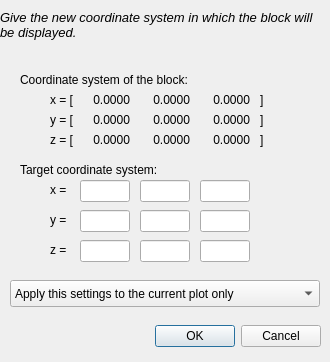
First picture: the form in ui/dtransform.ui, repository dmt4/ddplot, before the edit.
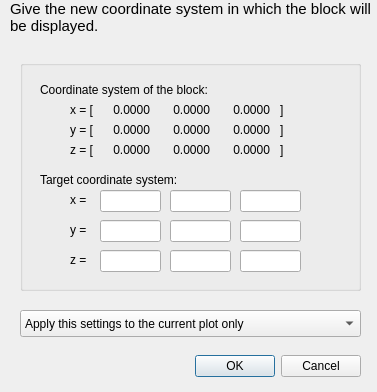
Second picture: the form after the edit.

```diff
--- a/ui/dtransform.ui
+++ b/ui/dtransform.ui
@@ -6,112 +6,19 @@
    <rect>
     <x>0</x>
     <y>0</y>
-    <width>330</width>
-    <height>362</height>
+    <width>377</width>
+    <height>392</height>
    </rect>
   </property>
   <property name="windowTitle">
    <string>Transformation of the block</string>
   </property>
-  <widget class="QLabel" name="TextLabel2_2">
-   <property name="geometry">
-    <rect>
-     <x>50</x>
-     <y>210</y>
-     <width>30</width>
-     <height>20</height>
-    </rect>
-   </property>
-   <property name="text">
-    <string>y =</string>
-   </property>
-   <property name="textFormat">
-    <enum>Qt::AutoText</enum>
-   </property>
-   <property name="wordWrap">
-    <bool>false</bool>
-   </property>
-  </widget>
-  <widget class="QLabel" name="z2">
-   <property name="geometry">
-    <rect>
-     <x>140</x>
-     <y>130</y>
-     <width>50</width>
-     <height>20</height>
-    </rect>
-   </property>
-   <property name="text">
-    <string>0.0000</string>
-   </property>
-   <property name="alignment">
-    <set>Qt::AlignRight|Qt::AlignTrailing|Qt::AlignVCenter</set>
-   </property>
-   <property name="wordWrap">
-    <bool>false</bool>
-   </property>
-  </widget>
-  <widget class="QLabel" name="textLabel4">
-   <property name="geometry">
-    <rect>
-     <x>260</x>
-     <y>90</y>
-     <width>16</width>
-     <height>20</height>
-    </rect>
-   </property>
-   <property name="text">
-    <string>]</string>
-   </property>
-   <property name="wordWrap">
-    <bool>false</bool>
-   </property>
-  </widget>
-  <widget class="QLabel" name="y1">
-   <property name="geometry">
-    <rect>
-     <x>80</x>
-     <y>110</y>
-     <width>50</width>
-     <height>20</height>
-    </rect>
-   </property>
-   <property name="text">
-    <string>0.0000</string>
-   </property>
-   <property name="alignment">
-    <set>Qt::AlignRight|Qt::AlignTrailing|Qt::AlignVCenter</set>
-   </property>
-   <property name="wordWrap">
-    <bool>false</bool>
-   </property>
-  </widget>
-  <widget class="QLineEdit" name="X2">
-   <property name="geometry">
-    <rect>
-     <x>140</x>
-     <y>180</y>
-     <width>50</width>
-     <height>22</height>
-    </rect>
-   </property>
-  </widget>
-  <widget class="QLineEdit" name="Z2">
-   <property name="geometry">
-    <rect>
-     <x>140</x>
-     <y>240</y>
-     <width>50</width>
-     <height>22</height>
-    </rect>
-   </property>
-  </widget>
   <widget class="QComboBox" name="applyHow">
    <property name="geometry">
     <rect>
-     <x>10</x>
-     <y>280</y>
-     <width>310</width>
+     <x>20</x>
+     <y>310</y>
+     <width>341</width>
      <height>27</height>
     </rect>
    </property>
@@ -126,334 +33,13 @@
     </property>
    </item>
   </widget>
-  <widget class="QLabel" name="z3">
-   <property name="geometry">
-    <rect>
-     <x>200</x>
-     <y>130</y>
-     <width>50</width>
-     <height>20</height>
-    </rect>
-   </property>
-   <property name="text">
-    <string>0.0000</string>
-   </property>
-   <property name="alignment">
-    <set>Qt::AlignRight|Qt::AlignTrailing|Qt::AlignVCenter</set>
-   </property>
-   <property name="wordWrap">
-    <bool>false</bool>
-   </property>
-  </widget>
-  <widget class="QLineEdit" name="Z1">
-   <property name="geometry">
-    <rect>
-     <x>80</x>
-     <y>240</y>
-     <width>50</width>
-     <height>22</height>
-    </rect>
-   </property>
-  </widget>
-  <widget class="QLabel" name="z1">
-   <property name="geometry">
-    <rect>
-     <x>80</x>
-     <y>130</y>
-     <width>50</width>
-     <height>20</height>
-    </rect>
-   </property>
-   <property name="text">
-    <string>0.0000</string>
-   </property>
-   <property name="alignment">
-    <set>Qt::AlignRight|Qt::AlignTrailing|Qt::AlignVCenter</set>
-   </property>
-   <property name="wordWrap">
-    <bool>false</bool>
-   </property>
-  </widget>
-  <widget class="QLineEdit" name="X1">
-   <property name="geometry">
-    <rect>
-     <x>80</x>
-     <y>180</y>
-     <width>50</width>
-     <height>22</height>
-    </rect>
-   </property>
-  </widget>
-  <widget class="QLabel" name="y2">
-   <property name="geometry">
-    <rect>
-     <x>140</x>
-     <y>110</y>
-     <width>50</width>
-     <height>20</height>
-    </rect>
-   </property>
-   <property name="text">
-    <string>0.0000</string>
-   </property>
-   <property name="alignment">
-    <set>Qt::AlignRight|Qt::AlignTrailing|Qt::AlignVCenter</set>
-   </property>
-   <property name="wordWrap">
-    <bool>false</bool>
-   </property>
-  </widget>
-  <widget class="QLineEdit" name="Y3">
-   <property name="geometry">
-    <rect>
-     <x>200</x>
-     <y>210</y>
-     <width>50</width>
-     <height>22</height>
-    </rect>
-   </property>
-  </widget>
-  <widget class="QLabel" name="x1">
-   <property name="geometry">
-    <rect>
-     <x>80</x>
-     <y>90</y>
-     <width>50</width>
-     <height>20</height>
-    </rect>
-   </property>
-   <property name="text">
-    <string>0.0000</string>
-   </property>
-   <property name="alignment">
-    <set>Qt::AlignRight|Qt::AlignTrailing|Qt::AlignVCenter</set>
-   </property>
-   <property name="wordWrap">
-    <bool>false</bool>
-   </property>
-  </widget>
-  <widget class="QLabel" name="textLabel4_3">
-   <property name="geometry">
-    <rect>
-     <x>260</x>
-     <y>130</y>
-     <width>16</width>
-     <height>20</height>
-    </rect>
-   </property>
-   <property name="text">
-    <string>]</string>
-   </property>
-   <property name="wordWrap">
-    <bool>false</bool>
-   </property>
-  </widget>
-  <widget class="QLineEdit" name="Y2">
-   <property name="geometry">
-    <rect>
-     <x>140</x>
-     <y>210</y>
-     <width>50</width>
-     <height>22</height>
-    </rect>
-   </property>
-  </widget>
-  <widget class="QLabel" name="TextLabel2_3">
-   <property name="geometry">
-    <rect>
-     <x>50</x>
-     <y>240</y>
-     <width>30</width>
-     <height>20</height>
-    </rect>
-   </property>
-   <property name="text">
-    <string>z =</string>
-   </property>
-   <property name="textFormat">
-    <enum>Qt::AutoText</enum>
-   </property>
-   <property name="wordWrap">
-    <bool>false</bool>
-   </property>
-  </widget>
-  <widget class="QLineEdit" name="Z3">
-   <property name="geometry">
-    <rect>
-     <x>200</x>
-     <y>240</y>
-     <width>50</width>
-     <height>22</height>
-    </rect>
-   </property>
-  </widget>
-  <widget class="QLabel" name="y3">
-   <property name="geometry">
-    <rect>
-     <x>200</x>
-     <y>110</y>
-     <width>50</width>
-     <height>20</height>
-    </rect>
-   </property>
-   <property name="text">
-    <string>0.0000</string>
-   </property>
-   <property name="alignment">
-    <set>Qt::AlignRight|Qt::AlignTrailing|Qt::AlignVCenter</set>
-   </property>
-   <property name="wordWrap">
-    <bool>false</bool>
-   </property>
-  </widget>
-  <widget class="QLineEdit" name="Y1">
-   <property name="geometry">
-    <rect>
-     <x>80</x>
-     <y>210</y>
-     <width>50</width>
-     <height>22</height>
-    </rect>
-   </property>
-  </widget>
-  <widget class="QLabel" name="textLabel2">
-   <property name="geometry">
-    <rect>
-     <x>50</x>
-     <y>90</y>
-     <width>30</width>
-     <height>20</height>
-    </rect>
-   </property>
-   <property name="text">
-    <string>x = [</string>
-   </property>
-   <property name="wordWrap">
-    <bool>false</bool>
-   </property>
-  </widget>
-  <widget class="QLabel" name="textLabel2_3">
-   <property name="geometry">
-    <rect>
-     <x>50</x>
-     <y>130</y>
-     <width>30</width>
-     <height>20</height>
-    </rect>
-   </property>
-   <property name="text">
-    <string>z = [</string>
-   </property>
-   <property name="wordWrap">
-    <bool>false</bool>
-   </property>
-  </widget>
-  <widget class="QLabel" name="TextLabel2">
-   <property name="geometry">
-    <rect>
-     <x>50</x>
-     <y>180</y>
-     <width>30</width>
-     <height>20</height>
-    </rect>
-   </property>
-   <property name="text">
-    <string>x =</string>
-   </property>
-   <property name="textFormat">
-    <enum>Qt::AutoText</enum>
-   </property>
-   <property name="wordWrap">
-    <bool>false</bool>
-   </property>
-  </widget>
-  <widget class="QLabel" name="textLabel2_2">
-   <property name="geometry">
-    <rect>
-     <x>50</x>
-     <y>110</y>
-     <width>30</width>
-     <height>20</height>
-    </rect>
-   </property>
-   <property name="text">
-    <string>y = [</string>
-   </property>
-   <property name="wordWrap">
-    <bool>false</bool>
-   </property>
-  </widget>
-  <widget class="QLabel" name="x2">
-   <property name="geometry">
-    <rect>
-     <x>140</x>
-     <y>90</y>
-     <width>50</width>
-     <height>20</height>
-    </rect>
-   </property>
-   <property name="text">
-    <string>0.0000</string>
-   </property>
-   <property name="alignment">
-    <set>Qt::AlignRight|Qt::AlignTrailing|Qt::AlignVCenter</set>
-   </property>
-   <property name="wordWrap">
-    <bool>false</bool>
-   </property>
-  </widget>
-  <widget class="QLabel" name="x3">
-   <property name="geometry">
-    <rect>
-     <x>200</x>
-     <y>90</y>
-     <width>50</width>
-     <height>20</height>
-    </rect>
-   </property>
-   <property name="text">
-    <string>0.0000</string>
-   </property>
-   <property name="alignment">
-    <set>Qt::AlignRight|Qt::AlignTrailing|Qt::AlignVCenter</set>
-   </property>
-   <property name="wordWrap">
-    <bool>false</bool>
-   </property>
-  </widget>
-  <widget class="QLineEdit" name="X3">
-   <property name="geometry">
-    <rect>
-     <x>200</x>
-     <y>180</y>
-     <width>50</width>
-     <height>22</height>
-    </rect>
-   </property>
-  </widget>
-  <widget class="QLabel" name="textLabel4_2">
-   <property name="geometry">
-    <rect>
-     <x>260</x>
-     <y>110</y>
-     <width>16</width>
-     <height>20</height>
-    </rect>
-   </property>
-   <property name="text">
-    <string>]</string>
-   </property>
-   <property name="wordWrap">
-    <bool>false</bool>
-   </property>
-  </widget>
   <widget class="QLabel" name="TextLabel1">
    <property name="geometry">
     <rect>
-     <x>0</x>
+     <x>10</x>
      <y>0</y>
-     <width>330</width>
-     <height>50</height>
+     <width>361</width>
+     <height>51</height>
     </rect>
    </property>
    <property name="sizePolicy">
@@ -466,14 +52,14 @@
     <string>&lt;!DOCTYPE HTML PUBLIC &quot;-//W3C//DTD HTML 4.0//EN&quot; &quot;http://www.w3.org/TR/REC-html40/strict.dtd&quot;&gt;
 &lt;html&gt;&lt;head&gt;&lt;meta name=&quot;qrichtext&quot; content=&quot;1&quot; /&gt;&lt;style type=&quot;text/css&quot;&gt;
 p, li { white-space: pre-wrap; }
-&lt;/style&gt;&lt;/head&gt;&lt;body style=&quot; font-family:'Sans'; font-size:10pt; font-weight:400; font-style:normal;&quot;&gt;
-&lt;p style=&quot; margin-top:0px; margin-bottom:0px; margin-left:0px; margin-right:0px; -qt-block-indent:0; text-indent:0px;&quot;&gt;&lt;span style=&quot; font-style:italic;&quot;&gt;Give the new coordinate system in which the block will be displayed.&lt;/span&gt;&lt;/p&gt;&lt;/body&gt;&lt;/html&gt;</string>
+&lt;/style&gt;&lt;/head&gt;&lt;body style=&quot; font-family:'Ubuntu'; font-size:11pt; font-weight:400; font-style:normal;&quot;&gt;
+&lt;p align=&quot;justify&quot; style=&quot; margin-top:0px; margin-bottom:0px; margin-left:0px; margin-right:0px; -qt-block-indent:0; text-indent:0px;&quot;&gt;Give the new coordinate system in which the block will be displayed.&lt;/p&gt;&lt;/body&gt;&lt;/html&gt;</string>
    </property>
    <property name="textFormat">
     <enum>Qt::RichText</enum>
    </property>
    <property name="alignment">
-    <set>Qt::AlignLeading|Qt::AlignLeft|Qt::AlignVCenter</set>
+    <set>Qt::AlignLeading|Qt::AlignLeft|Qt::AlignTop</set>
    </property>
    <property name="wordWrap">
     <bool>true</bool>
@@ -482,44 +68,12 @@
     <number>5</number>
    </property>
   </widget>
-  <widget class="QLabel" name="textLabel1">
-   <property name="geometry">
-    <rect>
-     <x>20</x>
-     <y>70</y>
-     <width>210</width>
-     <height>20</height>
-    </rect>
-   </property>
-   <property name="text">
-    <string>Coordinate system of the block:</string>
-   </property>
-   <property name="wordWrap">
-    <bool>false</bool>
-   </property>
-  </widget>
-  <widget class="QLabel" name="textLabel5">
-   <property name="geometry">
-    <rect>
-     <x>20</x>
-     <y>160</y>
-     <width>180</width>
-     <height>20</height>
-    </rect>
-   </property>
-   <property name="text">
-    <string>Target coordinate system:</string>
-   </property>
-   <property name="wordWrap">
-    <bool>false</bool>
-   </property>
-  </widget>
   <widget class="QDialogButtonBox" name="buttonBox">
    <property name="geometry">
     <rect>
-     <x>-20</x>
-     <y>320</y>
-     <width>341</width>
+     <x>180</x>
+     <y>350</y>
+     <width>181</width>
      <height>32</height>
     </rect>
    </property>
@@ -530,6 +84,465 @@
     <set>QDialogButtonBox::Cancel|QDialogButtonBox::Ok</set>
    </property>
   </widget>
+  <widget class="QGroupBox" name="groupBox">
+   <property name="geometry">
+    <rect>
+     <x>20</x>
+     <y>60</y>
+     <width>341</width>
+     <height>231</height>
+    </rect>
+   </property>
+   <property name="title">
+    <string/>
+   </property>
+   <widget class="QLabel" name="textLabel5">
+    <property name="geometry">
+     <rect>
+      <x>20</x>
+      <y>110</y>
+      <width>180</width>
+      <height>20</height>
+     </rect>
+    </property>
+    <property name="text">
+     <string>Target coordinate system:</string>
+    </property>
+    <property name="wordWrap">
+     <bool>false</bool>
+    </property>
+   </widget>
+   <widget class="QLabel" name="z2">
+    <property name="geometry">
+     <rect>
+      <x>140</x>
+      <y>80</y>
+      <width>50</width>
+      <height>20</height>
+     </rect>
+    </property>
+    <property name="text">
+     <string>0.0000</string>
+    </property>
+    <property name="alignment">
+     <set>Qt::AlignRight|Qt::AlignTrailing|Qt::AlignVCenter</set>
+    </property>
+    <property name="wordWrap">
+     <bool>false</bool>
+    </property>
+   </widget>
+   <widget class="QLineEdit" name="Y2">
+    <property name="geometry">
+     <rect>
+      <x>150</x>
+      <y>160</y>
+      <width>61</width>
+      <height>22</height>
+     </rect>
+    </property>
+   </widget>
+   <widget class="QLabel" name="textLabel4">
+    <property name="geometry">
+     <rect>
+      <x>260</x>
+      <y>40</y>
+      <width>16</width>
+      <height>20</height>
+     </rect>
+    </property>
+    <property name="text">
+     <string>]</string>
+    </property>
+    <property name="wordWrap">
+     <bool>false</bool>
+    </property>
+   </widget>
+   <widget class="QLineEdit" name="Z1">
+    <property name="geometry">
+     <rect>
+      <x>80</x>
+      <y>190</y>
+      <width>61</width>
+      <height>22</height>
+     </rect>
+    </property>
+   </widget>
+   <widget class="QLabel" name="textLabel2_3">
+    <property name="geometry">
+     <rect>
+      <x>50</x>
+      <y>80</y>
+      <width>30</width>
+      <height>20</height>
+     </rect>
+    </property>
+    <property name="text">
+     <string>z = [</string>
+    </property>
+    <property name="wordWrap">
+     <bool>false</bool>
+    </property>
+   </widget>
+   <widget class="QLineEdit" name="Y3">
+    <property name="geometry">
+     <rect>
+      <x>220</x>
+      <y>160</y>
+      <width>61</width>
+      <height>22</height>
+     </rect>
+    </property>
+   </widget>
+   <widget class="QLabel" name="z1">
+    <property name="geometry">
+     <rect>
+      <x>80</x>
+      <y>80</y>
+      <width>50</width>
+      <height>20</height>
+     </rect>
+    </property>
+    <property name="text">
+     <string>0.0000</string>
+    </property>
+    <property name="alignment">
+     <set>Qt::AlignRight|Qt::AlignTrailing|Qt::AlignVCenter</set>
+    </property>
+    <property name="wordWrap">
+     <bool>false</bool>
+    </property>
+   </widget>
+   <widget class="QLineEdit" name="Z3">
+    <property name="geometry">
+     <rect>
+      <x>220</x>
+      <y>190</y>
+      <width>61</width>
+      <height>22</height>
+     </rect>
+    </property>
+   </widget>
+   <widget class="QLabel" name="TextLabel2">
+    <property name="geometry">
+     <rect>
+      <x>50</x>
+      <y>130</y>
+      <width>30</width>
+      <height>20</height>
+     </rect>
+    </property>
+    <property name="text">
+     <string>x =</string>
+    </property>
+    <property name="textFormat">
+     <enum>Qt::AutoText</enum>
+    </property>
+    <property name="wordWrap">
+     <bool>false</bool>
+    </property>
+   </widget>
+   <widget class="QLabel" name="y2">
+    <property name="geometry">
+     <rect>
+      <x>140</x>
+      <y>60</y>
+      <width>50</width>
+      <height>20</height>
+     </rect>
+    </property>
+    <property name="text">
+     <string>0.0000</string>
+    </property>
+    <property name="alignment">
+     <set>Qt::AlignRight|Qt::AlignTrailing|Qt::AlignVCenter</set>
+    </property>
+    <property name="wordWrap">
+     <bool>false</bool>
+    </property>
+   </widget>
+   <widget class="QLabel" name="z3">
+    <property name="geometry">
+     <rect>
+      <x>200</x>
+      <y>80</y>
+      <width>50</width>
+      <height>20</height>
+     </rect>
+    </property>
+    <property name="text">
+     <string>0.0000</string>
+    </property>
+    <property name="alignment">
+     <set>Qt::AlignRight|Qt::AlignTrailing|Qt::AlignVCenter</set>
+    </property>
+    <property name="wordWrap">
+     <bool>false</bool>
+    </property>
+   </widget>
+   <widget class="QLabel" name="y1">
+    <property name="geometry">
+     <rect>
+      <x>80</x>
+      <y>60</y>
+      <width>50</width>
+      <height>20</height>
+     </rect>
+    </property>
+    <property name="text">
+     <string>0.0000</string>
+    </property>
+    <property name="alignment">
+     <set>Qt::AlignRight|Qt::AlignTrailing|Qt::AlignVCenter</set>
+    </property>
+    <property name="wordWrap">
+     <bool>false</bool>
+    </property>
+   </widget>
+   <widget class="QLineEdit" name="X3">
+    <property name="geometry">
+     <rect>
+      <x>220</x>
+      <y>130</y>
+      <width>61</width>
+      <height>22</height>
+     </rect>
+    </property>
+   </widget>
+   <widget class="QLineEdit" name="Z2">
+    <property name="geometry">
+     <rect>
+      <x>150</x>
+      <y>190</y>
+      <width>61</width>
+      <height>22</height>
+     </rect>
+    </property>
+   </widget>
+   <widget class="QLineEdit" name="Y1">
+    <property name="geometry">
+     <rect>
+      <x>80</x>
+      <y>160</y>
+      <width>61</width>
+      <height>22</height>
+     </rect>
+    </property>
+   </widget>
+   <widget class="QLabel" name="textLabel2_2">
+    <property name="geometry">
+     <rect>
+      <x>50</x>
+      <y>60</y>
+      <width>30</width>
+      <height>20</height>
+     </rect>
+    </property>
+    <property name="text">
+     <string>y = [</string>
+    </property>
+    <property name="wordWrap">
+     <bool>false</bool>
+    </property>
+   </widget>
+   <widget class="QLabel" name="x1">
+    <property name="geometry">
+     <rect>
+      <x>80</x>
+      <y>40</y>
+      <width>50</width>
+      <height>20</height>
+     </rect>
+    </property>
+    <property name="text">
+     <string>0.0000</string>
+    </property>
+    <property name="alignment">
+     <set>Qt::AlignRight|Qt::AlignTrailing|Qt::AlignVCenter</set>
+    </property>
+    <property name="wordWrap">
+     <bool>false</bool>
+    </property>
+   </widget>
+   <widget class="QLineEdit" name="X1">
+    <property name="geometry">
+     <rect>
+      <x>80</x>
+      <y>130</y>
+      <width>61</width>
+      <height>22</height>
+     </rect>
+    </property>
+   </widget>
+   <widget class="QLabel" name="textLabel4_3">
+    <property name="geometry">
+     <rect>
+      <x>260</x>
+      <y>80</y>
+      <width>16</width>
+      <height>20</height>
+     </rect>
+    </property>
+    <property name="text">
+     <string>]</string>
+    </property>
+    <property name="wordWrap">
+     <bool>false</bool>
+    </property>
+   </widget>
+   <widget class="QLineEdit" name="X2">
+    <property name="geometry">
+     <rect>
+      <x>150</x>
+      <y>130</y>
+      <width>61</width>
+      <height>22</height>
+     </rect>
+    </property>
+   </widget>
+   <widget class="QLabel" name="TextLabel2_3">
+    <property name="geometry">
+     <rect>
+      <x>50</x>
+      <y>190</y>
+      <width>30</width>
+      <height>20</height>
+     </rect>
+    </property>
+    <property name="text">
+     <string>z =</string>
+    </property>
+    <property name="textFormat">
+     <enum>Qt::AutoText</enum>
+    </property>
+    <property name="wordWrap">
+     <bool>false</bool>
+    </property>
+   </widget>
+   <widget class="QLabel" name="x2">
+    <property name="geometry">
+     <rect>
+      <x>140</x>
+      <y>40</y>
+      <width>50</width>
+      <height>20</height>
+     </rect>
+    </property>
+    <property name="text">
+     <string>0.0000</string>
+    </property>
+    <property name="alignment">
+     <set>Qt::AlignRight|Qt::AlignTrailing|Qt::AlignVCenter</set>
+    </property>
+    <property name="wordWrap">
+     <bool>false</bool>
+    </property>
+   </widget>
+   <widget class="QLabel" name="textLabel2">
+    <property name="geometry">
+     <rect>
+      <x>50</x>
+      <y>40</y>
+      <width>30</width>
+      <height>20</height>
+     </rect>
+    </property>
+    <property name="text">
+     <string>x = [</string>
+    </property>
+    <property name="wordWrap">
+     <bool>false</bool>
+    </property>
+   </widget>
+   <widget class="QLabel" name="textLabel4_2">
+    <property name="geometry">
+     <rect>
+      <x>260</x>
+      <y>60</y>
+      <width>16</width>
+      <height>20</height>
+     </rect>
+    </property>
+    <property name="text">
+     <string>]</string>
+    </property>
+    <property name="wordWrap">
+     <bool>false</bool>
+    </property>
+   </widget>
+   <widget class="QLabel" name="y3">
+    <property name="geometry">
+     <rect>
+      <x>200</x>
+      <y>60</y>
+      <width>50</width>
+      <height>20</height>
+     </rect>
+    </property>
+    <property name="text">
+     <string>0.0000</string>
+    </property>
+    <property name="alignment">
+     <set>Qt::AlignRight|Qt::AlignTrailing|Qt::AlignVCenter</set>
+    </property>
+    <property name="wordWrap">
+     <bool>false</bool>
+    </property>
+   </widget>
+   <widget class="QLabel" name="TextLabel2_2">
+    <property name="geometry">
+     <rect>
+      <x>50</x>
+      <y>160</y>
+      <width>30</width>
+      <height>20</height>
+     </rect>
+    </property>
+    <property name="text">
+     <string>y =</string>
+    </property>
+    <property name="textFormat">
+     <enum>Qt::AutoText</enum>
+    </property>
+    <property name="wordWrap">
+     <bool>false</bool>
+    </property>
+   </widget>
+   <widget class="QLabel" name="x3">
+    <property name="geometry">
+     <rect>
+      <x>200</x>
+      <y>40</y>
+      <width>50</width>
+      <height>20</height>
+     </rect>
+    </property>
+    <property name="text">
+     <string>0.0000</string>
+    </property>
+    <property name="alignment">
+     <set>Qt::AlignRight|Qt::AlignTrailing|Qt::AlignVCenter</set>
+    </property>
+    <property name="wordWrap">
+     <bool>false</bool>
+    </property>
+   </widget>
+   <widget class="QLabel" name="textLabel1">
+    <property name="geometry">
+     <rect>
+      <x>20</x>
+      <y>20</y>
+      <width>231</width>
+      <height>20</height>
+     </rect>
+    </property>
+    <property name="text">
+     <string>Coordinate system of the block:</string>
+    </property>
+    <property name="wordWrap">
+     <bool>false</bool>
+    </property>
+   </widget>
+  </widget>
  </widget>
  <layoutdefault spacing="6" margin="11"/>
  <pixmapfunction>qPixmapFromMimeSource</pixmapfunction>
```
